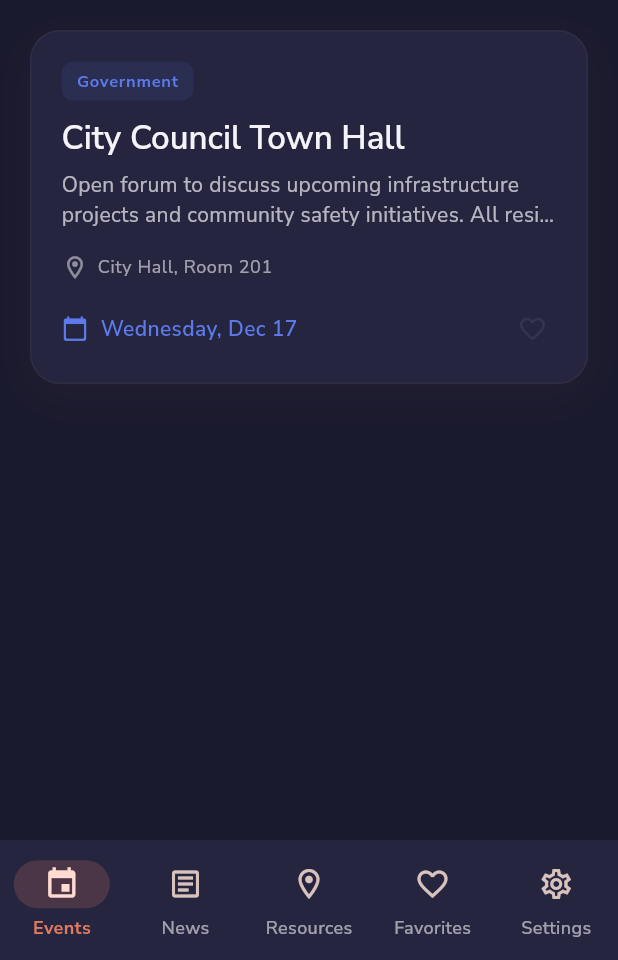
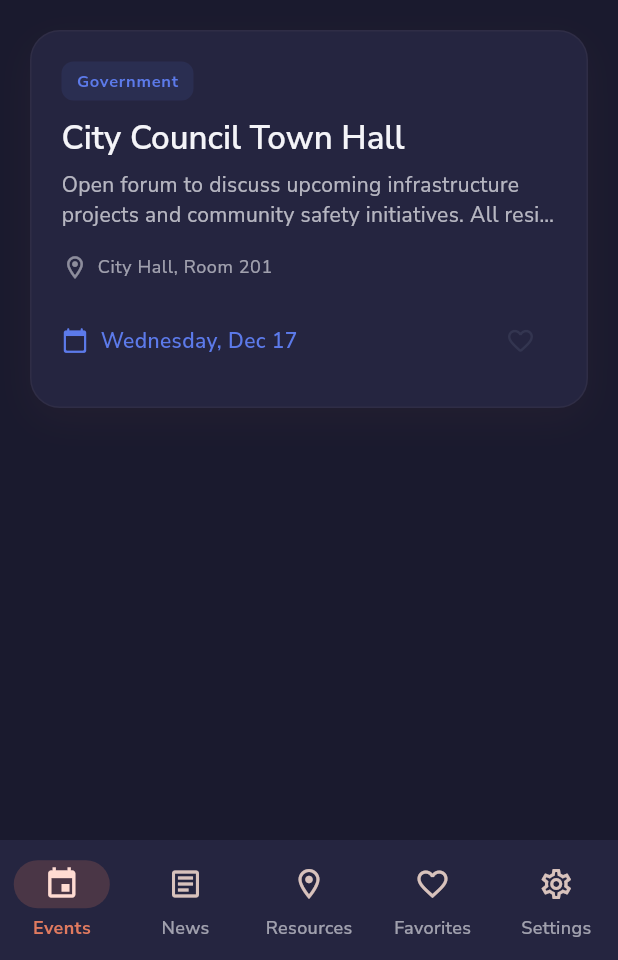
Before and after one commit to jonmartin721/local_community_connect_app, a Flutter app: the EventsScreen screen opened by its route, after a tap on the "dark mode" icon, after a tap on "Government", on a phone screen of 412 x 824 dp, the part 276-1236 px from its top. Run offline on Flutter 3.47's test engine with Material 3 defaults, Android fonts, the phone set to English and light mode, and no system bars; our stand-ins replace cached_network_image, flutter_riverpod, go_router, google_fonts, hive_flutter, riverpod_annotation; accounts and stored records are empty; generated files the repository leaves out were written again; network calls fail.

Commit message:
Fix favorite button a11y and location cache
- Ensure 48px minimum touch targets
- Add semantic labels for screen readers
- Invalidate currentLocationProvider after location setup

🤖 Generated with [Claude Code](https://claude.com/claude-code)

Co-Authored-By: Claude Opus 4.5 <noreply@anthropic.com>

```diff
--- a/lib/shared/widgets/favorite_button.dart
+++ b/lib/shared/widgets/favorite_button.dart
@@ -15,6 +15,8 @@ class FavoriteButton extends StatelessWidget {
 
   @override
   Widget build(BuildContext context) {
+    // Ensure minimum 48px touch target for accessibility
+    // compact: 14 + 20 + 14 = 48px, normal: 13 + 22 + 13 = 48px
     return Material(
       color: Colors.transparent,
       child: InkWell(
@@ -22,7 +24,7 @@ class FavoriteButton extends StatelessWidget {
         borderRadius: BorderRadius.circular(compact ? 8 : 12),
         child: AnimatedContainer(
           duration: const Duration(milliseconds: 200),
-          padding: EdgeInsets.all(compact ? 6 : 10),
+          padding: EdgeInsets.all(compact ? 14 : 13),
           decoration: BoxDecoration(
             color: isFavorite
                 ? Colors.red.withValues(alpha: 0.1)
@@ -52,6 +54,7 @@ class FavoriteButton extends StatelessWidget {
               color: isFavorite
                   ? Colors.red
                   : AppColors.onSurface.withValues(alpha: 0.6),
+              semanticLabel: isFavorite ? 'Remove from favorites' : 'Add to favorites',
             ),
           ),
         ),
```
